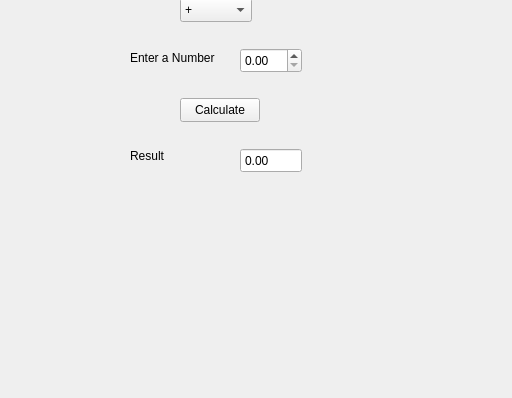
This is GUI/English/Calculator/widget.ui in Yeah-Jack/cpp-projects as Qt 5 draws it before an edit; both pictures show x 0 to 512 and y 202 to 600 of the 800 by 600 pixel window. The edited form follows.
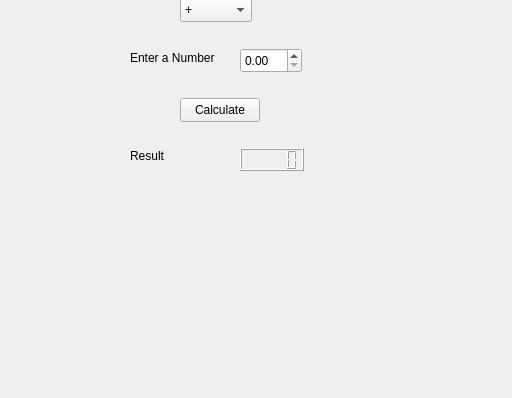
This is the edited form.

Commit message: feat: update calculator UI to use QLCDNumber for displaying results

Patch:
```diff
--- a/GUI/English/Calculator/widget.ui
+++ b/GUI/English/Calculator/widget.ui
@@ -105,25 +105,6 @@
     <string>Calculate</string>
    </property>
   </widget>
-  <widget class="QDoubleSpinBox" name="result">
-   <property name="geometry">
-    <rect>
-     <x>240</x>
-     <y>350</y>
-     <width>62</width>
-     <height>25</height>
-    </rect>
-   </property>
-   <property name="readOnly">
-    <bool>true</bool>
-   </property>
-   <property name="buttonSymbols">
-    <enum>QAbstractSpinBox::NoButtons</enum>
-   </property>
-   <property name="maximum">
-    <double>99999.990000000005239</double>
-   </property>
-  </widget>
   <widget class="QLabel" name="label">
    <property name="geometry">
     <rect>
@@ -137,6 +118,16 @@
     <string>Result</string>
    </property>
   </widget>
+  <widget class="QLCDNumber" name="result">
+   <property name="geometry">
+    <rect>
+     <x>240</x>
+     <y>350</y>
+     <width>64</width>
+     <height>23</height>
+    </rect>
+   </property>
+  </widget>
  </widget>
  <resources/>
  <connections/>
```
The commit also changes 1 other file.
